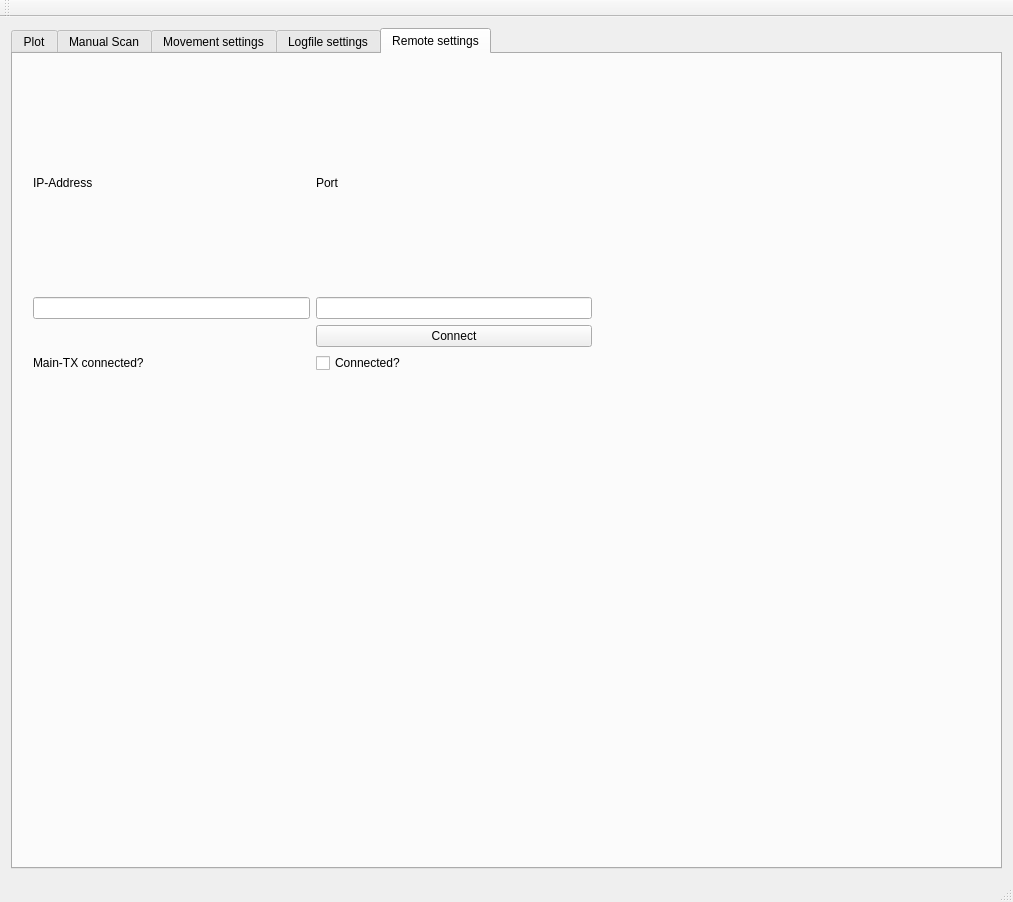
Old version of the form mainwindow.ui in the repository anates/Spectro.
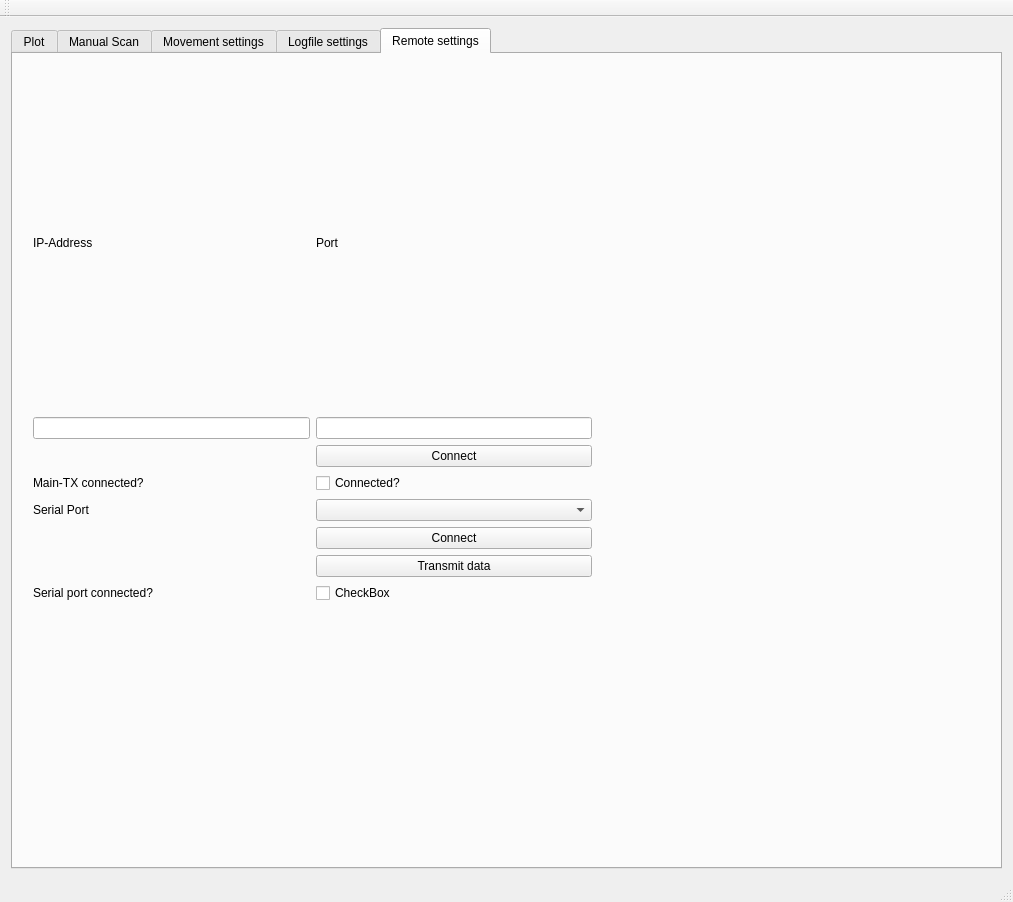
New version of the form. The open tabs and pages were chosen to show the change. Custom widgets are drawn as their Qt base class.

Commit message: Serial-Verbindung hinzugefügt, noch nicht 100%-verlässlich, außerdem fehlt die Live-Aktualisierung.

The edit to the form file:
```diff
--- a/mainwindow.ui
+++ b/mainwindow.ui
@@ -18,7 +18,7 @@
     <item row="0" column="0">
      <widget class="QTabWidget" name="gridTabWidget">
       <property name="currentIndex">
-       <number>1</number>
+       <number>4</number>
       </property>
       <widget class="QWidget" name="plotTab">
        <attribute name="title">
@@ -827,7 +827,7 @@
           <x>9</x>
           <y>9</y>
           <width>581</width>
-          <height>321</height>
+          <height>551</height>
          </rect>
         </property>
         <layout class="QGridLayout" name="gridLayout_3">
@@ -858,13 +858,6 @@
          <item row="1" column="0">
           <widget class="QLineEdit" name="ipAddress"/>
          </item>
-         <item row="0" column="1">
-          <widget class="QLabel" name="portLabel">
-           <property name="text">
-            <string>Port</string>
-           </property>
-          </widget>
-         </item>
          <item row="3" column="0">
           <widget class="QLabel" name="label_17">
            <property name="text">
@@ -872,6 +865,51 @@
            </property>
           </widget>
          </item>
+         <item row="0" column="1">
+          <widget class="QLabel" name="portLabel">
+           <property name="text">
+            <string>Port</string>
+           </property>
+          </widget>
+         </item>
+         <item row="9" column="0">
+          <widget class="QLabel" name="label_30">
+           <property name="text">
+            <string>Serial port connected?</string>
+           </property>
+          </widget>
+         </item>
+         <item row="7" column="1">
+          <widget class="QPushButton" name="connect_serial">
+           <property name="text">
+            <string>Connect</string>
+           </property>
+          </widget>
+         </item>
+         <item row="6" column="0">
+          <widget class="QLabel" name="label_29">
+           <property name="text">
+            <string>Serial Port</string>
+           </property>
+          </widget>
+         </item>
+         <item row="6" column="1">
+          <widget class="QComboBox" name="serial_ComboBox"/>
+         </item>
+         <item row="9" column="1">
+          <widget class="QCheckBox" name="serialCheckbox">
+           <property name="text">
+            <string>CheckBox</string>
+           </property>
+          </widget>
+         </item>
+         <item row="8" column="1">
+          <widget class="QPushButton" name="serial_transmitt">
+           <property name="text">
+            <string>Transmit data</string>
+           </property>
+          </widget>
+         </item>
         </layout>
        </widget>
       </widget>
```
The commit also changes 10 other files.
